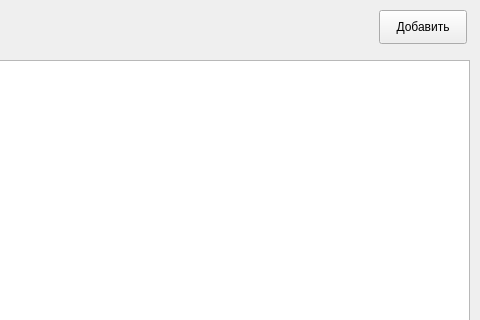
Qt form SearchWin.ui (Traunquilizer/DB_UI) before a commit; both pictures show x 881 to 1361 and y 0 to 320 of the 1361 by 520 pixel window.
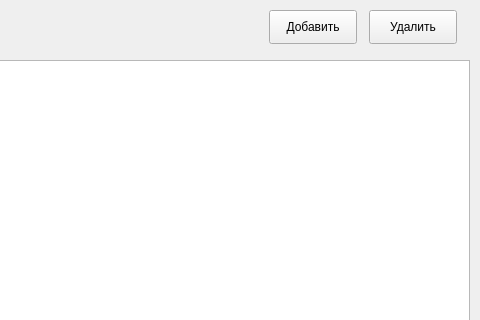
The same form after that commit.

The edit to the form file:
```diff
--- a/SearchWin.ui
+++ b/SearchWin.ui
@@ -113,7 +113,7 @@
   <widget class="QPushButton" name="add_button">
    <property name="geometry">
     <rect>
-     <x>1260</x>
+     <x>1150</x>
      <y>10</y>
      <width>88</width>
      <height>34</height>
@@ -146,6 +146,19 @@
     </property>
    </item>
   </widget>
+  <widget class="QPushButton" name="delete_button">
+   <property name="geometry">
+    <rect>
+     <x>1250</x>
+     <y>10</y>
+     <width>88</width>
+     <height>34</height>
+    </rect>
+   </property>
+   <property name="text">
+    <string>Удалить</string>
+   </property>
+  </widget>
  </widget>
  <resources/>
  <connections/>
```
Left out of the diff: 3 changed lines with no effect on the pictures.
